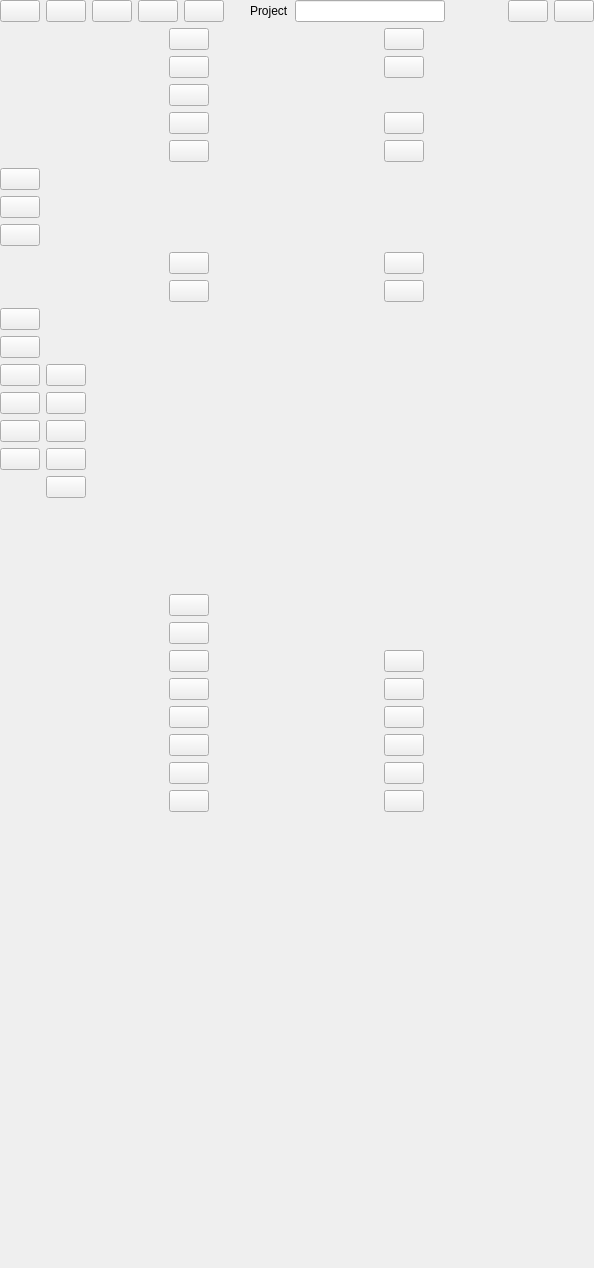
This is src/Editor/EditorActionBar.ui in RemotelyChaotic/JOIPEngine as Qt 5 draws it before an edit. The edited form follows.
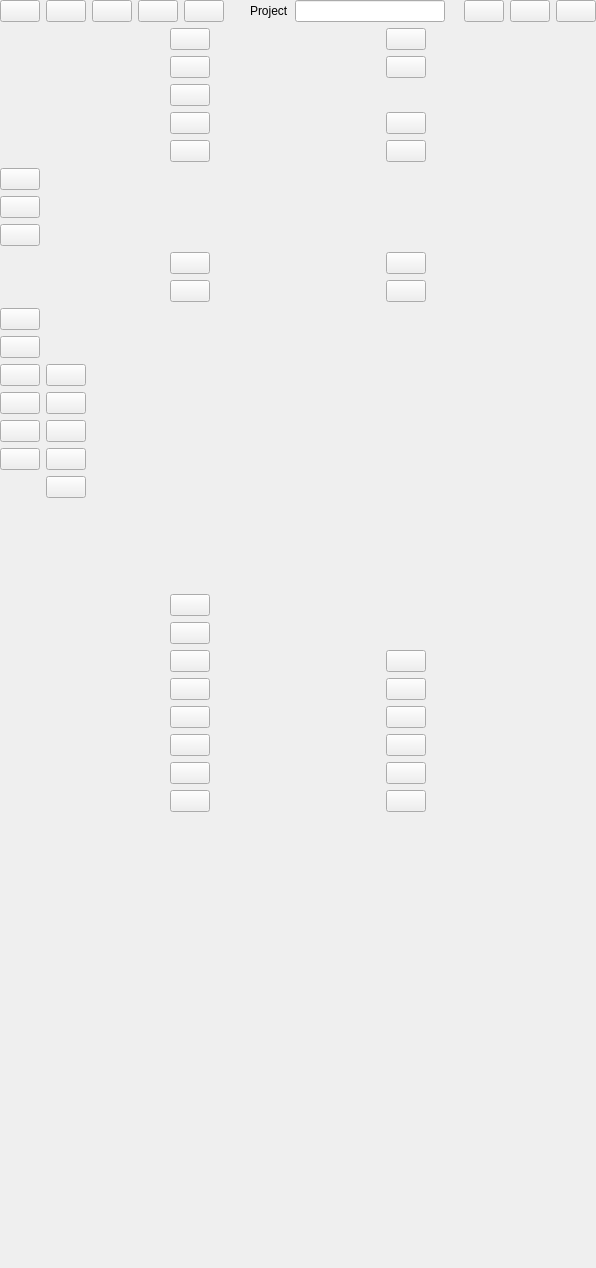
This is the edited form. Custom widgets are drawn as their Qt base class.

Commit message: Added a button to show the debug ui

```diff
--- a/src/Editor/EditorActionBar.ui
+++ b/src/Editor/EditorActionBar.ui
@@ -213,6 +213,22 @@
         </property>
        </spacer>
       </item>
+      <item>
+       <widget class="CShortcutButton" name="DebugLogButton">
+        <property name="toolTip">
+         <string>Open debug log</string>
+        </property>
+        <property name="text">
+         <string/>
+        </property>
+        <property name="iconSize">
+         <size>
+          <width>48</width>
+          <height>48</height>
+         </size>
+        </property>
+       </widget>
+      </item>
       <item>
        <widget class="CShortcutButton" name="HelpButton">
         <property name="toolTip">
```
The commit also changes 22 other files.
